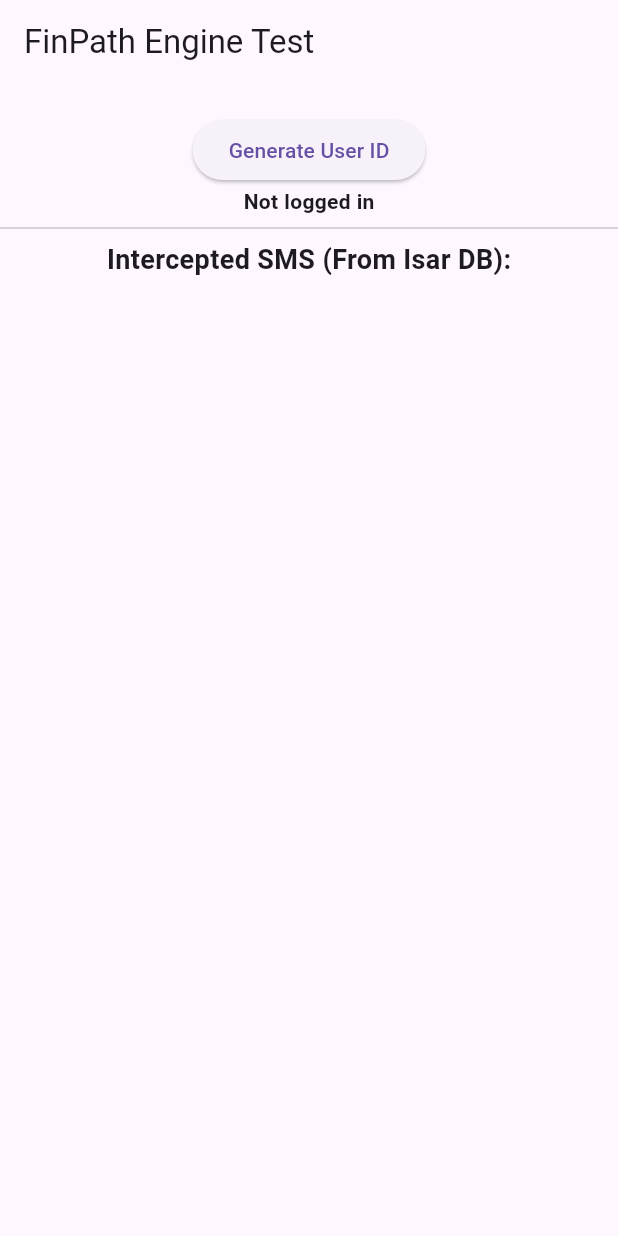
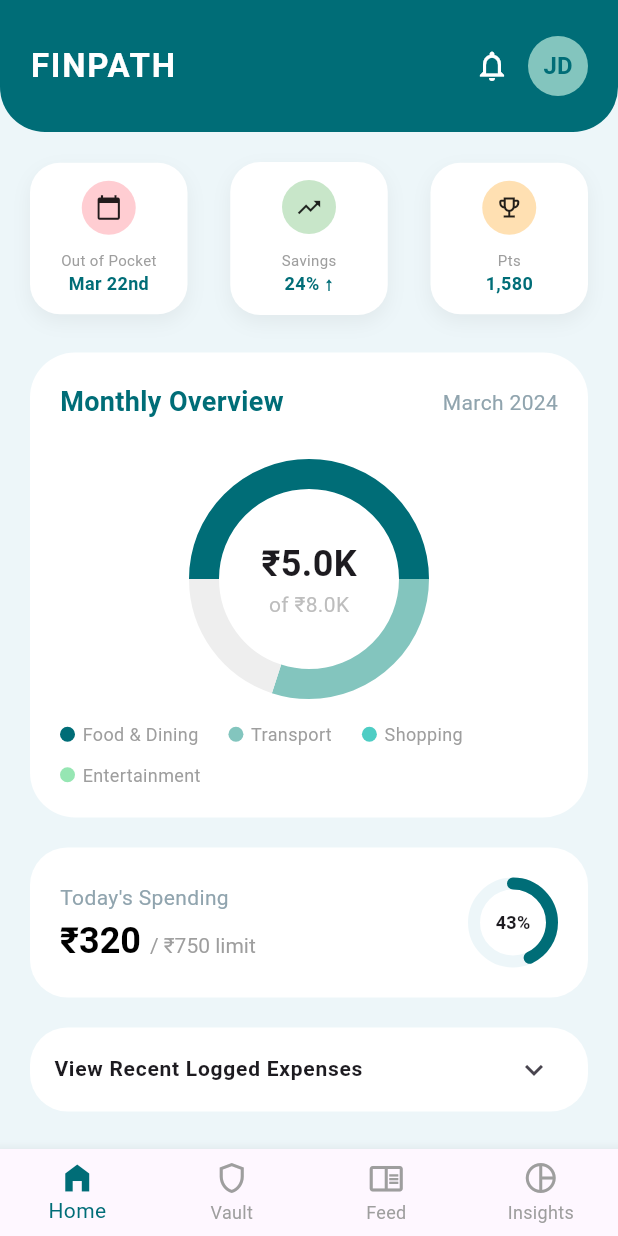
Before and after one commit to Ramana1357/finpath_, a Flutter app: the screen it shows after launch, on a phone screen of 412 x 824 dp. Run offline on Flutter 3.47's test engine with Material 3 defaults, Android fonts, the phone set to English and light mode, and no system bars; drawn by our look-alikes of fl_chart, percent_indicator; our stand-ins replace firebase_auth, firebase_core, isar, permission_handler; accounts and stored records are empty; generated files the repository leaves out were written again.

Commit message:
feat: built the main dashboard ui matching the new design

```diff
--- a/lib/main.dart
+++ b/lib/main.dart
@@ -1,13 +1,13 @@
 import 'package:flutter/material.dart';
 import 'package:firebase_core/firebase_core.dart';
 import 'package:firebase_auth/firebase_auth.dart';
-import 'package:flutter/services.dart'; // For the Kotlin Bridge
-import 'package:permission_handler/permission_handler.dart'; // For the pop-up
+import 'package:flutter/services.dart';
+import 'package:permission_handler/permission_handler.dart';
 import 'package:isar/isar.dart';
 import 'package:path_provider/path_provider.dart';
 import 'models/transaction.dart';
+import 'screens/dashboard_screen.dart'; // Import the new screen
 
-// Global database variable for easy access
 late final Isar isarDB;
 
 void main() async {
@@ -29,27 +29,27 @@
   @override
   Widget build(BuildContext context) {
     return MaterialApp(
-      title: 'FinPath Gateway',
-      theme: ThemeData(primarySwatch: Colors.deepPurple),
-      home: const LoginScreen(),
+      debugShowCheckedModeBanner: false,
+      title: 'FINPATH',
+      theme: ThemeData(
+        primaryColor: const Color(0xFF006D77),
+        fontFamily: 'Roboto',
+      ),
+      home: const MainEngine(),
     );
   }
 }
 
-class LoginScreen extends StatefulWidget {
-  const LoginScreen({super.key});
+class MainEngine extends StatefulWidget {
+  const MainEngine({super.key});
 
   @override
-  State<LoginScreen> createState() => _LoginScreenState();
+  State<MainEngine> createState() => _MainEngineState();
 }
 
-class _LoginScreenState extends State<LoginScreen> {
-  String _statusMessage = "Not logged in";
-
-  // 1. Connect to the Kotlin Bridge
+class _MainEngineState extends State<MainEngine> {
+  String _statusMessage = "Welcome to FinPath";
   static const EventChannel _smsChannel = EventChannel('com.finpath.messages');
-
-  // 2. A list to hold our database transactions
   List<ExpenseTransaction> _savedMessages = [];
 
   @override
@@ -60,11 +60,8 @@
   }
 
   Future<void> _startSmsListener() async {
-    // Ask the user for permission
     var status = await Permission.sms.request();
-
     if (status.isGranted) {
-      // Start listening to Kotlin!
       _smsChannel.receiveBroadcastStream().listen((dynamic event) {
         _saveSmsToDatabase(event);
       });
@@ -76,28 +73,24 @@
     final String sender = smsData['sender'] ?? 'Unknown';
     final String message = smsData['message'] ?? '';
 
-    // Create a new database entry (Blueprint)
     final newTransaction = ExpenseTransaction()
       ..title = sender
-      ..amount = 0.0 // We will write regex to extract real money later!
+      ..amount = 0.0
       ..date = DateTime.now()
       ..isExpense = true
       ..smsRawText = message;
 
-    // Save it to Isar permanently
     await isarDB.writeTxn(() async {
       await isarDB.expenseTransactions.put(newTransaction);
     });
 
-    // Refresh the screen
     _loadFromDatabase();
   }
 
   Future<void> _loadFromDatabase() async {
-    // Fetch all saved transactions from Isar
     final transactions = await isarDB.expenseTransactions.where().findAll();
     setState(() {
-      _savedMessages = transactions;
+      _savedMessages = transactions.reversed.toList(); // Newest first
     });
   }
 
@@ -116,35 +109,11 @@
 
   @override
   Widget build(BuildContext context) {
-    return Scaffold(
-      appBar: AppBar(title: const Text('FinPath Engine Test')),
-      body: Column(
-        children: [
-          const SizedBox(height: 20),
-          ElevatedButton(
-            onPressed: _signInAnonymously,
-            child: const Text('Generate User ID'),
-          ),
-          Text(_statusMessage, style: const TextStyle(fontWeight: FontWeight.bold)),
-          const Divider(),
-          const Text("Intercepted SMS (From Isar DB):", style: TextStyle(fontSize: 18, fontWeight: FontWeight.bold)),
-
-          // Display the database items
-          Expanded(
-            child: ListView.builder(
-              itemCount: _savedMessages.length,
-              itemBuilder: (context, index) {
-                final tx = _savedMessages[index];
-                return ListTile(
-                  leading: const Icon(Icons.message, color: Colors.green),
-                  title: Text(tx.title),
-                  subtitle: Text(tx.smsRawText ?? ''),
-                );
-              },
-            ),
-          ),
-        ],
-      ),
+    // Navigate to Dashboard and pass the data/callbacks
+    return DashboardScreen(
+      transactions: _savedMessages,
+      statusMessage: _statusMessage,
+      onGenerateId: _signInAnonymously,
     );
   }
 }
--- /dev/null
+++ b/lib/screens/dashboard_screen.dart
@@ -0,0 +1,286 @@
+import 'package:flutter/material.dart';
+import 'package:fl_chart/fl_chart.dart';
+import 'package:percent_indicator/circular_percent_indicator.dart';
+import '../models/transaction.dart';
+
+class DashboardScreen extends StatelessWidget {
+  final List<ExpenseTransaction> transactions;
+  final String statusMessage;
+  final VoidCallback onGenerateId;
+
+  const DashboardScreen({
+    super.key,
+    required this.transactions,
+    required this.statusMessage,
+    required this.onGenerateId,
+  });
+
+  // Color Palette
+  static const Color primaryTeal = Color(0xFF006D77);
+  static const Color backgroundGray = Color(0xFFEDF6F9);
+  static const Color accentTeal = Color(0xFF83C5BE);
+
+  @override
+  Widget build(BuildContext context) {
+    return Scaffold(
+      backgroundColor: backgroundGray,
+      body: SafeArea(
+        child: Column(
+          children: [
+            _buildAppBar(),
+            Expanded(
+              child: SingleChildScrollView(
+                padding: const EdgeInsets.symmetric(horizontal: 20),
+                child: Column(
+                  crossAxisAlignment: CrossAxisAlignment.start,
+                  children: [
+                    const SizedBox(height: 20),
+                    _buildTopStatsRow(),
+                    const SizedBox(height: 25),
+                    _buildMonthlyOverviewCard(),
+                    const SizedBox(height: 20),
+                    _buildTodaySpendingCard(),
+                    const SizedBox(height: 20),
+                    _buildRecentExpensesSection(),
+                    const SizedBox(height: 30),
+                  ],
+                ),
+              ),
+            ),
+          ],
+        ),
+      ),
+      bottomNavigationBar: _buildBottomNav(),
+    );
+  }
+
+  Widget _buildAppBar() {
+    return Container(
+      padding: const EdgeInsets.all(20),
+      decoration: const BoxDecoration(
+        color: primaryTeal,
+        borderRadius: BorderRadius.only(
+          bottomLeft: Radius.circular(30),
+          bottomRight: Radius.circular(30),
+        ),
+      ),
+      child: Row(
+        mainAxisAlignment: MainAxisAlignment.spaceBetween,
+        children: [
+          const Text(
+            'FINPATH',
+            style: TextStyle(
+              color: Colors.white,
+              fontSize: 22,
+              fontWeight: FontWeight.bold,
+              letterSpacing: 1.2,
+            ),
+          ),
+          Row(
+            children: [
+              IconButton(
+                icon: const Icon(Icons.notifications_none, color: Colors.white),
+                onPressed: () {},
+              ),
+              const CircleAvatar(
+                backgroundColor: accentTeal,
+                child: Text('JD', style: TextStyle(color: primaryTeal, fontWeight: FontWeight.bold)),
+              ),
+            ],
+          ),
+        ],
+      ),
+    );
+  }
+
+  Widget _buildTopStatsRow() {
+    return Row(
+      mainAxisAlignment: MainAxisAlignment.spaceBetween,
+      children: [
+        _buildStatsCard('Out of Pocket', 'Mar 22nd', Icons.calendar_today, Colors.red[100]!),
+        _buildStatsCard('Savings', '24% ↑', Icons.trending_up, Colors.green[100]!),
+        _buildStatsCard('Pts', '1,580', Icons.emoji_events_outlined, Colors.orange[100]!),
+      ],
+    );
+  }
+
+  Widget _buildStatsCard(String title, String value, IconData icon, Color iconBg) {
+    return Container(
+      width: 105,
+      padding: const EdgeInsets.all(12),
+      decoration: BoxDecoration(
+        color: Colors.white,
+        borderRadius: BorderRadius.circular(20),
+        boxShadow: [BoxShadow(color: Colors.black.withOpacity(0.05), blurRadius: 10, offset: const Offset(0, 5))],
+      ),
+      child: Column(
+        children: [
+          CircleAvatar(radius: 18, backgroundColor: iconBg, child: Icon(icon, size: 18, color: Colors.black87)),
+          const SizedBox(height: 10),
+          Text(title, style: const TextStyle(fontSize: 10, color: Colors.grey)),
+          Text(value, style: const TextStyle(fontSize: 12, fontWeight: FontWeight.bold, color: primaryTeal)),
+        ],
+      ),
+    );
+  }
+
+  Widget _buildMonthlyOverviewCard() {
+    return Container(
+      padding: const EdgeInsets.all(20),
+      decoration: BoxDecoration(
+        color: Colors.white,
+        borderRadius: BorderRadius.circular(30),
+      ),
+      child: Column(
+        crossAxisAlignment: CrossAxisAlignment.start,
+        children: [
+          Row(
+            mainAxisAlignment: MainAxisAlignment.spaceBetween,
+            children: [
+              const Text('Monthly Overview', style: TextStyle(fontSize: 18, fontWeight: FontWeight.bold, color: primaryTeal)),
+              Text('March 2024', style: TextStyle(color: Colors.blueGrey[300])),
+            ],
+          ),
+          const SizedBox(height: 30),
+          SizedBox(
+            height: 150,
+            child: Stack(
+              alignment: Alignment.center,
+              children: [
+                PieChart(
+                  PieChartData(
+                    startDegreeOffset: 180,
+                    sectionsSpace: 0,
+                    centerSpaceRadius: 60,
+                    sections: [
+                      PieChartSectionData(color: primaryTeal, value: 5, radius: 20, showTitle: false),
+                      PieChartSectionData(color: accentTeal, value: 3, radius: 20, showTitle: false),
+                      PieChartSectionData(color: Colors.grey[200], value: 2, radius: 20, showTitle: false),
+                    ],
+                  ),
+                ),
+                Column(
+                  mainAxisSize: MainAxisSize.min,
+                  children: [
+                    const Text('₹5.0K', style: TextStyle(fontSize: 24, fontWeight: FontWeight.bold)),
+                    Text('of ₹8.0K', style: TextStyle(color: Colors.grey[400])),
+                  ],
+                ),
+              ],
+            ),
+          ),
+          const SizedBox(height: 20),
+          _buildLegend(),
+        ],
+      ),
+    );
+  }
+
+  Widget _buildLegend() {
+    final categories = [
+      {'name': 'Food & Dining', 'color': primaryTeal},
+      {'name': 'Transport', 'color': accentTeal},
+      {'name': 'Shopping', 'color': const Color(0xFF4ECDC4)},
+      {'name': 'Entertainment', 'color': const Color(0xFF96E6B3)},
+    ];
+    return Wrap(
+      spacing: 20,
+      runSpacing: 10,
+      children: categories.map((c) => Row(
+        mainAxisSize: MainAxisSize.min,
+        children: [
+          CircleAvatar(radius: 5, backgroundColor: c['color'] as Color),
+          const SizedBox(width: 5),
+          Text(c['name'] as String, style: const TextStyle(fontSize: 12, color: Colors.grey)),
+        ],
+      )).toList(),
+    );
+  }
+
+  Widget _buildTodaySpendingCard() {
+    return Container(
+      padding: const EdgeInsets.all(20),
+      decoration: BoxDecoration(color: Colors.white, borderRadius: BorderRadius.circular(25)),
+      child: Row(
+        mainAxisAlignment: MainAxisAlignment.spaceBetween,
+        children: [
+          Column(
+            crossAxisAlignment: CrossAxisAlignment.start,
+            children: [
+              Text('Today\'s Spending', style: TextStyle(color: Colors.blueGrey[300])),
+              const SizedBox(height: 5),
+              RichText(
+                text: const TextSpan(
+                  children: [
+                    TextSpan(text: '₹320 ', style: TextStyle(fontSize: 24, fontWeight: FontWeight.bold, color: Colors.black)),
+                    TextSpan(text: '/ ₹750 limit', style: TextStyle(color: Colors.grey)),
+                  ],
+                ),
+              ),
+            ],
+          ),
+          CircularPercentIndicator(
+            radius: 30.0,
+            lineWidth: 8.0,
+            percent: 0.43,
+            center: const Text("43%", style: TextStyle(fontSize: 12, fontWeight: FontWeight.bold)),
+            progressColor: primaryTeal,
+            backgroundColor: backgroundGray,
+            circularStrokeCap: CircularStrokeCap.round,
+          ),
+        ],
+      ),
+    );
+  }
+
+  Widget _buildRecentExpensesSection() {
+    return Column(
+      children: [
+        Theme(
+          data: ThemeData().copyWith(dividerColor: Colors.transparent),
+          child: ExpansionTile(
+            backgroundColor: Colors.white,
+            collapsedBackgroundColor: Colors.white,
+            shape: RoundedRectangleBorder(borderRadius: BorderRadius.circular(25)),
+            collapsedShape: RoundedRectangleBorder(borderRadius: BorderRadius.circular(25)),
+            title: const Text('View Recent Logged Expenses', style: TextStyle(fontSize: 14, fontWeight: FontWeight.w600)),
+            children: [
+              transactions.isEmpty
+                  ? const Padding(padding: EdgeInsets.all(20), child: Text("No transactions logged yet."))
+                  : ListView.builder(
+                shrinkWrap: true,
+                physics: const NeverScrollableScrollPhysics(),
+                itemCount: transactions.length,
+                itemBuilder: (context, index) {
+                  final tx = transactions[index];
+                  return ListTile(
+                    leading: const CircleAvatar(backgroundColor: backgroundGray, child: Icon(Icons.sms_outlined, color: primaryTeal)),
+                    title: Text(tx.title, style: const TextStyle(fontWeight: FontWeight.bold)),
+                    subtitle: Text(tx.smsRawText ?? '', maxLines: 1, overflow: TextOverflow.ellipsis),
+                    trailing: Text('₹${tx.amount.toStringAsFixed(0)}', style: const TextStyle(fontWeight: FontWeight.bold)),
+                  );
+                },
+              ),
+            ],
+          ),
+        ),
+      ],
+    );
+  }
+
+  Widget _buildBottomNav() {
+    return BottomNavigationBar(
+      type: BottomNavigationBarType.fixed,
+      selectedItemColor: primaryTeal,
+      unselectedItemColor: Colors.grey,
+      showUnselectedLabels: true,
+      currentIndex: 0,
+      items: const [
+        BottomNavigationBarItem(icon: Icon(Icons.home_filled), label: 'Home'),
+        BottomNavigationBarItem(icon: Icon(Icons.shield_outlined), label: 'Vault'),
+        BottomNavigationBarItem(icon: Icon(Icons.chrome_reader_mode_outlined), label: 'Feed'),
+        BottomNavigationBarItem(icon: Icon(Icons.pie_chart_outline), label: 'Insights'),
+      ],
+    );
+  }
+}
--- a/pubspec.yaml
+++ b/pubspec.yaml
@@ -41,6 +41,8 @@
   isar_flutter_libs: ^3.1.0+1
   path_provider: ^2.1.5
   permission_handler: ^12.0.1
+  fl_chart: ^0.70.2
+  percent_indicator: ^4.2.3
 
 dev_dependencies:
   flutter_test:
```
Also changed, not shown: pubspec.lock.
